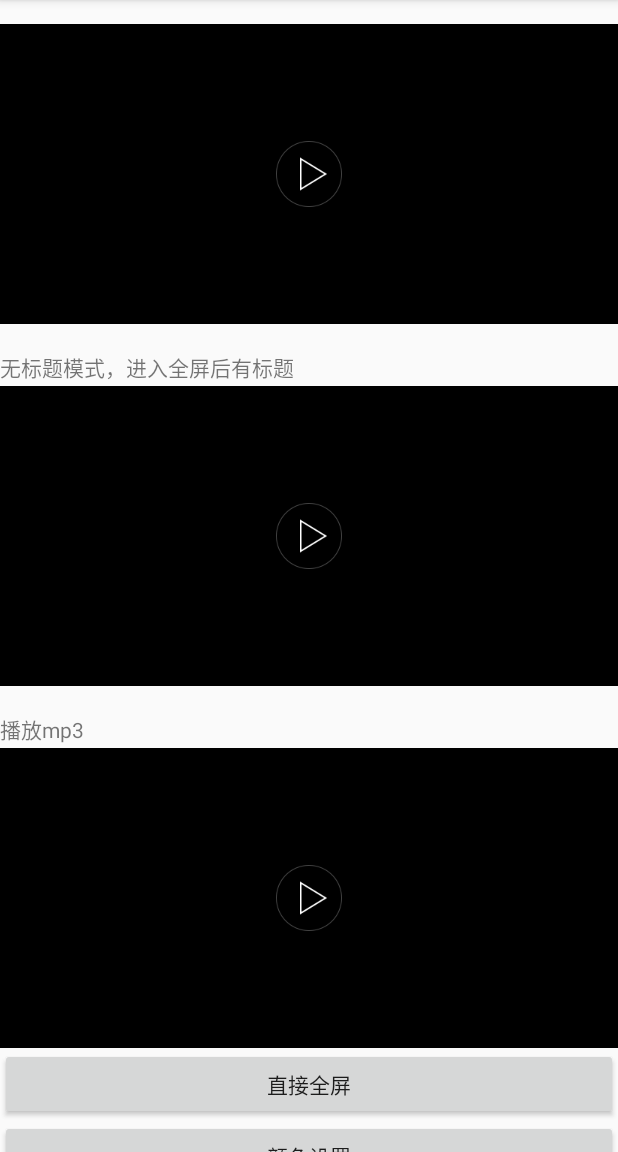
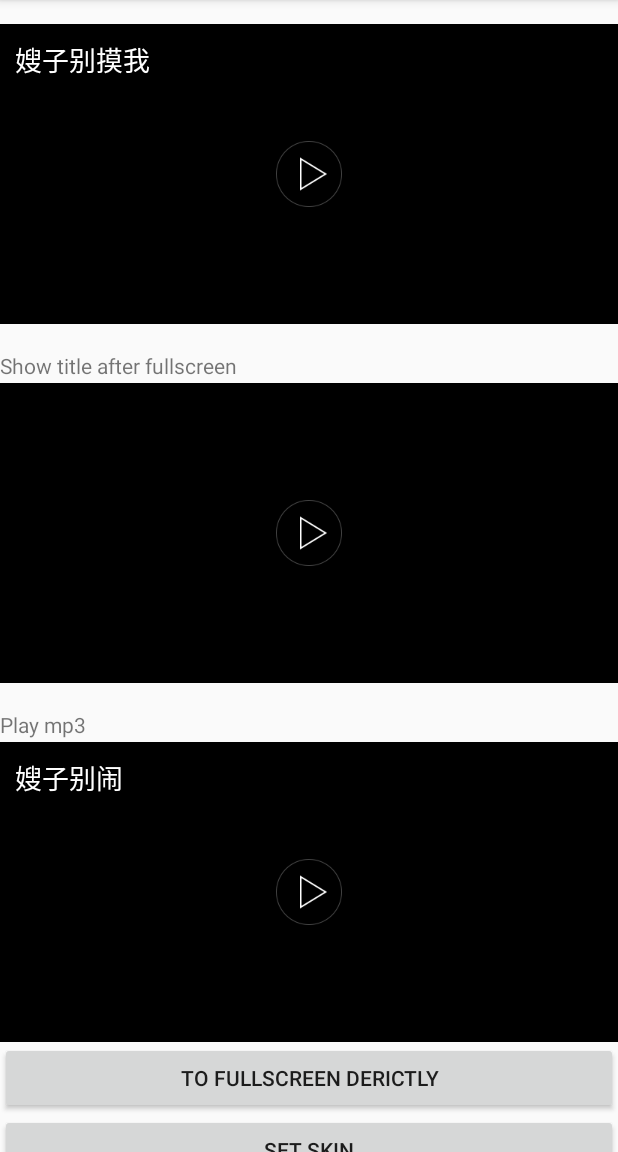
Before and after one commit to lipangit/JiaoZiVideoPlayer, an Android app: the screen it shows after launch (MainActivity), on a phone screen of 412 x 824 dp, the part 84-1236 px from its top. Run offline under Robolectric (Android 15) with nearby library versions, the phone set to English and light mode, and no system bars; libraries missing offline, so code that uses them is left out: com.nostra13.universalimageloader, de.greenrobot.event; 7 statements that could not run were skipped.

Commit message:
Translate demo

```diff
--- a/app/src/main/java/fm/jiecao/jiecaovideoplayer/MainActivity.java
+++ b/app/src/main/java/fm/jiecao/jiecaovideoplayer/MainActivity.java
@@ -106,7 +106,7 @@ public class MainActivity extends AppCompatActivity implements View.OnClickListe
                 JCVideoPlayer.toFullscreenActivity(this,
                         "http://2449.vod.myqcloud.com/2449_43b6f696980311e59ed467f22794e792.f20.mp4",
                         "http://p.qpic.cn/videoyun/0/2449_43b6f696980311e59ed467f22794e792_1/640",
-                        "嫂子别摸我");
+                        "嫂子躺下");
                 break;
             case R.id.to_changecolor_activity:
                 startActivity(new Intent(this, SetSkinActivity.class));
--- a/app/src/main/java/fm/jiecao/jiecaovideoplayer/SetSkinActivity.java
+++ b/app/src/main/java/fm/jiecao/jiecaovideoplayer/SetSkinActivity.java
@@ -21,7 +21,7 @@ public class SetSkinActivity extends AppCompatActivity {
         getSupportActionBar().setDisplayShowHomeEnabled(true);
         getSupportActionBar().setDisplayShowTitleEnabled(true);
         getSupportActionBar().setDisplayUseLogoEnabled(false);
-        getSupportActionBar().setTitle("设置颜色");
+        getSupportActionBar().setTitle("SetSkin");
 
         videoController1 = (JCVideoPlayer) findViewById(R.id.videocontroller1);
         videoController1.setSkin(R.color.colorAccent, R.color.colorPrimary, R.drawable.skin_seek_progress,
--- a/app/src/main/java/fm/jiecao/jiecaovideoplayer/VideoListAdapter.java
+++ b/app/src/main/java/fm/jiecao/jiecaovideoplayer/VideoListAdapter.java
@@ -17,7 +17,7 @@ public class VideoListAdapter extends BaseAdapter {
             "http://2449.vod.myqcloud.com/2449_ded7b566b37911e5942f0b208e48548d.f20.mp4"};
     String[] videoThumbs = {"http://p.qpic.cn/videoyun/0/2449_43b6f696980311e59ed467f22794e792_1/640",
             "http://p.qpic.cn/videoyun/0/2449_ded7b566b37911e5942f0b208e48548d_2/640"};
-    String[] videoTitles = {"嫂子别摸我", "嫂子还摸我"};
+    String[] videoTitles = {"嫂子真紧", "嫂子抬腿"};
 
     int[] videoIndexs = {0, 1, 1, 1, 1, 0, 1, 0, 1, 1, 0, 0, 1};
     Context context;
--- a/app/src/main/res/layout/activity_main.xml
+++ b/app/src/main/res/layout/activity_main.xml
@@ -26,7 +26,7 @@
                 android:layout_width="match_parent"
                 android:layout_height="wrap_content"
                 android:layout_marginTop="18dp"
-                android:text="无标题模式，进入全屏后有标题" />
+                android:text="Show title after fullscreen" />
 
             <fm.jiecao.jcvideoplayer_lib.JCVideoPlayer
                 android:id="@+id/videocontroller2"
@@ -38,7 +38,7 @@
                 android:layout_width="match_parent"
                 android:layout_height="wrap_content"
                 android:layout_marginTop="18dp"
-                android:text="播放mp3" />
+                android:text="Play mp3" />
 
             <fm.jiecao.jcvideoplayer_lib.JCVideoPlayer
                 android:id="@+id/videocontroller3"
@@ -50,29 +50,27 @@
                 android:id="@+id/to_fullscreen"
                 android:layout_width="match_parent"
                 android:layout_height="wrap_content"
-                android:text="直接全屏" />
+                android:text="To fullscreen derictly" />
 
             <Button
                 android:id="@+id/to_changecolor_activity"
                 android:layout_width="match_parent"
                 android:layout_height="wrap_content"
-                android:text="颜色设置" />
+                android:text="Set skin" />
 
             <Button
                 android:id="@+id/to_list_activity"
                 android:layout_width="match_parent"
                 android:layout_height="wrap_content"
-                android:text="在listview中的视频播放器" />
+                android:text="List demo" />
 
             <Button
                 android:id="@+id/to_list_viewpager_activity"
                 android:layout_width="match_parent"
                 android:layout_height="wrap_content"
-                android:text="在listview和viewpager中的视频播放器" />
-
+                android:text="List and Viewpager demo" />
 
         </LinearLayout>
     </ScrollView>
 
-
 </LinearLayout>
--- a/jcvideoplayer-lib/src/main/res/layout/video_control_view.xml
+++ b/jcvideoplayer-lib/src/main/res/layout/video_control_view.xml
@@ -78,8 +78,7 @@
             android:paddingBottom="8dp"
             android:paddingTop="8dp"
             android:progressDrawable="@drawable/seek_progress"
-            android:thumb="@drawable/seek_thumb"
-            />
+            android:thumb="@drawable/seek_thumb" />
 
         <TextView
             android:id="@+id/total"
@@ -97,6 +96,19 @@
             android:scaleType="center"
             android:src="@drawable/enlarge_video" />
     </LinearLayout>
+
+    <ImageView
+        android:id="@+id/thumb"
+        android:layout_width="match_parent"
+        android:layout_height="match_parent"
+        android:layout_alignParentBottom="true"
+        android:layout_alignParentEnd="true"
+        android:layout_alignParentLeft="true"
+        android:layout_alignParentRight="true"
+        android:layout_alignParentStart="true"
+        android:layout_alignParentTop="true"
+        android:background="#000000"
+        android:scaleType="fitCenter" />
 
     <LinearLayout
         android:id="@+id/title_container"
@@ -122,18 +134,6 @@
             android:textSize="18sp" />
     </LinearLayout>
 
-    <ImageView
-        android:id="@+id/thumb"
-        android:layout_width="match_parent"
-        android:layout_height="match_parent"
-        android:layout_alignParentBottom="true"
-        android:layout_alignParentEnd="true"
-        android:layout_alignParentLeft="true"
-        android:layout_alignParentRight="true"
-        android:layout_alignParentStart="true"
-        android:layout_alignParentTop="true"
-        android:background="#000000"
-        android:scaleType="fitCenter" />
 
     <ImageView
         android:id="@+id/start"
```
Also changed, not shown: app/src/main/res/layout/activity_setskin.xml (+5 -12 lines), 2 other files.
